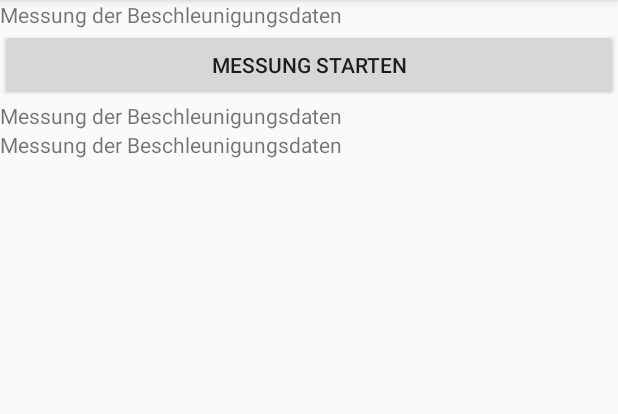
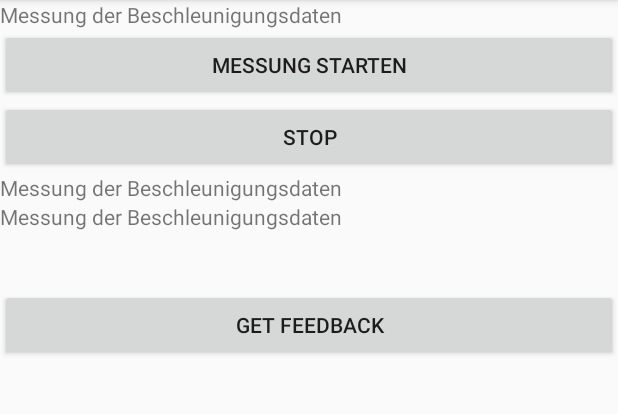
Before and after one commit to Jb-ecks/MUF_Abgabe, an Android app: the screen it shows after launch (MainActivity), on a phone screen of 412 x 824 dp, the part 84-498 px from its top. Run offline under Robolectric (Android 15) with nearby library versions, the phone set to English and light mode, and no system bars.

Commit message:
naphgraph eingepflegt

```diff
--- a/app/src/main/java/com/example/muf_projekt_v1/Sensor/MainViewModel.java
+++ b/app/src/main/java/com/example/muf_projekt_v1/Sensor/MainViewModel.java
@@ -11,18 +11,14 @@ import androidx.annotation.NonNull;
 import androidx.lifecycle.AndroidViewModel;
 import androidx.lifecycle.LiveData;
 
-import java.util.ArrayList;
-import java.util.concurrent.ConcurrentHashMap;
-import java.util.concurrent.ConcurrentMap;
-
 // übernommen von Vorlesung und Variablen verändert #neverchangearunningsystem
 public class MainViewModel extends AndroidViewModel {
 
-    public LiveData<SensorData> sensorData;// musste ich machen damit es mir in startfragment angezeigt wird ich weiss es ist falsch da eigentlich nur gelesen werden soll
+    public LiveData<SensorData> sensorDataLive;// musste ich machen damit es mir in startfragment angezeigt wird ich weiss es ist falsch da eigentlich nur gelesen werden soll
 
     public MainViewModel(@NonNull Application application){
         super(application);
-        sensorData = new SensorDataLiveData(application.getApplicationContext());
+        sensorDataLive = new SensorDataLiveData(application.getApplicationContext());
     }
 
     private final static class SensorDataLiveData extends LiveData<SensorData>{
--- a/app/src/main/java/com/example/muf_projekt_v1/fragment/StartFragment.java
+++ b/app/src/main/java/com/example/muf_projekt_v1/fragment/StartFragment.java
@@ -5,7 +5,6 @@ import android.util.Log;
 import android.view.LayoutInflater;
 import android.view.View;
 import android.view.ViewGroup;
-import android.widget.Button;
 import android.widget.TextView;
 
 import androidx.annotation.NonNull;
@@ -13,6 +12,7 @@ import androidx.annotation.Nullable;
 import androidx.fragment.app.Fragment;
 import androidx.lifecycle.Observer;
 import androidx.lifecycle.ViewModelProvider;
+import androidx.navigation.Navigation;
 
 import com.example.muf_projekt_v1.R;
 import com.example.muf_projekt_v1.Sensor.MainViewModel;
@@ -39,13 +39,11 @@ public class StartFragment extends Fragment {
 
     @Override
     public void onViewCreated(@NonNull View view, @Nullable Bundle savedInstanceState) {
-        //final NavController controller = Navigation.findNavController(view);
 
         final TextView vendor = view.findViewById(R.id.vendor);
         final TextView name = view.findViewById(R.id.name);
         final TextView werte = view.findViewById(R.id.xyz);
         final TextView version = view.findViewById(R.id.version);
-        final Button start_button=view.findViewById(R.id.startbutton);
 
 
         observer = null;
@@ -55,7 +53,7 @@ public class StartFragment extends Fragment {
                         getActivity().getApplication()))
                 .get(MainViewModel.class);
 
-        start_button.setOnClickListener(new View.OnClickListener() {
+        view.findViewById(R.id.startbutton).setOnClickListener(new View.OnClickListener() {
             @Override
             public void onClick(View v) {
                 // Hier findet alles statt wenn der Startbutton gedrückt ist.
@@ -69,10 +67,27 @@ public class StartFragment extends Fragment {
                         count=count+1;
                     };
 
-                    mainViewModel.sensorData.observe(getViewLifecycleOwner(),observer); // musste sensorDataLiveData public machen wieso keine Ahnung.
+                    mainViewModel.sensorDataLive.observe(getViewLifecycleOwner(),observer); // musste sensorDataLiveData public machen wieso keine Ahnung.
                 }
 
             }
         });
+
+        view.findViewById(R.id.stopbutton).setOnClickListener(new View.OnClickListener() {
+
+            @Override
+            public void onClick(View v) {
+                mainViewModel.sensorDataLive.removeObserver(observer);
+                observer=null;
+                werte.setText("Messung gestoppt");
+            }
+        });
+
+        view.findViewById(R.id.fedbackfragmentbutton).setOnClickListener(new View.OnClickListener() {
+            @Override
+            public void onClick(View v) {
+                Navigation.findNavController(view).navigate(R.id.action_startfragment_to_fedbackfragment);
+            }
+        });
     }
 }
--- a/app/src/main/res/layout/activity_main.xml
+++ b/app/src/main/res/layout/activity_main.xml
@@ -1,16 +1,17 @@
 <?xml version="1.0" encoding="utf-8"?>
-<LinearLayout xmlns:android="http://schemas.android.com/apk/res/android"
+<FrameLayout xmlns:android="http://schemas.android.com/apk/res/android"
+    xmlns:app="http://schemas.android.com/apk/res-auto"
     android:orientation="vertical"
     android:layout_width="match_parent"
-    android:layout_height="match_parent"
-    android:weightSum="1"
-    >
+    android:layout_height="match_parent">
 
     <fragment
-        android:id="@+id/start_fragment"
-        android:layout_weight="1"
-        android:name="com.example.muf_projekt_v1.fragment.StartFragment"
+        android:id="@+id/nav_host_fragment"
         android:layout_width="match_parent"
-        android:layout_height="0dip"/>
+        android:layout_height="wrap_content"
 
-</LinearLayout>
+        android:name="androidx.navigation.fragment.NavHostFragment"
+        app:defaultNavHost="true"
+        app:navGraph="@navigation/navigationfragments"/>
+
+</FrameLayout>
--- a/app/src/main/res/layout/fragment_start.xml
+++ b/app/src/main/res/layout/fragment_start.xml
@@ -1,7 +1,10 @@
 <?xml version="1.0" encoding="utf-8"?>
-<LinearLayout xmlns:android="http://schemas.android.com/apk/res/android"
-    android:orientation="vertical" android:layout_width="match_parent"
-    android:layout_height="match_parent">
+<LinearLayout
+    xmlns:android="http://schemas.android.com/apk/res/android"
+    android:orientation="vertical"
+    android:layout_width="match_parent"
+    android:layout_height="match_parent"
+    >
 
     <TextView
         android:id="@+id/header"
@@ -9,11 +12,18 @@
         android:layout_height="wrap_content"
         android:text="@string/headerLable" />
 
+
     <Button
         android:id="@+id/startbutton"
         android:layout_width="match_parent"
         android:layout_height="wrap_content"
         android:text="@string/startButton" />
+
+    <Button
+        android:id="@+id/stopbutton"
+        android:layout_width="match_parent"
+        android:layout_height="wrap_content"
+        android:text="@string/stopButton" />
 
     <TextView
         android:id="@+id/vendor"
@@ -36,6 +46,11 @@
         android:id="@+id/version"
         android:layout_width="match_parent"
         android:layout_height="wrap_content" />
+    <Button
+        android:id="@+id/fedbackfragmentbutton"
+        android:layout_width="match_parent"
+        android:layout_height="wrap_content"
+        android:text="@string/feedbackButton" />
 
 
 </LinearLayout>
--- /dev/null
+++ b/app/src/main/res/navigation/navigationfragments.xml
@@ -0,0 +1,24 @@
+<?xml version="1.0" encoding="utf-8"?>
+<navigation xmlns:android="http://schemas.android.com/apk/res/android"
+    xmlns:app="http://schemas.android.com/apk/res-auto"
+    xmlns:tools="http://schemas.android.com/tools"
+    android:id="@+id/navigationfragments"
+    app:startDestination="@id/firstfragment">
+
+    <fragment
+        android:id="@+id/firstfragment"
+        tools:layout="@layout/fragment_start"
+        android:name="com.example.muf_projekt_v1.fragment.StartFragment"
+        android:label="StartFragment" >
+
+        <action
+            android:id="@+id/action_startfragment_to_fedbackfragment"
+            app:destination="@id/fedbackfragment" />
+    </fragment>
+    <fragment
+        tools:layout="@layout/fragment_feedback"
+        android:id="@+id/fedbackfragment"
+        android:name="com.example.muf_projekt_v1.fragment.FeedbackFragment"
+        android:label="SecondFragment" />
+
+</navigation>
--- a/app/src/main/res/values/strings.xml
+++ b/app/src/main/res/values/strings.xml
@@ -2,4 +2,6 @@
     <string name="app_name">MUF_Projekt_v1</string>
     <string name="headerLable">Messung der Beschleunigungsdaten</string>
     <string name="startButton">Messung Starten</string>
+    <string name="stopButton">Stop</string>
+    <string name="feedbackButton">get Feedback</string>
 </resources>
--- a/build.gradle
+++ b/build.gradle
@@ -27,3 +27,7 @@ allprojects {
 task clean(type: Delete) {
     delete rootProject.buildDir
 }
+ext {
+    roomVersion = '1.0.0'
+    archLifecycleVersion = '1.0.0'
+}
```
Also changed, not shown: app/build.gradle (+8 -0 lines), app/src/main/java/com/example/muf_projekt_v1/fragment/FeedbackFragment.java (added, +23 -0 lines), app/src/main/res/layout/fragment_feedback.xml (added, +12 -0 lines).
